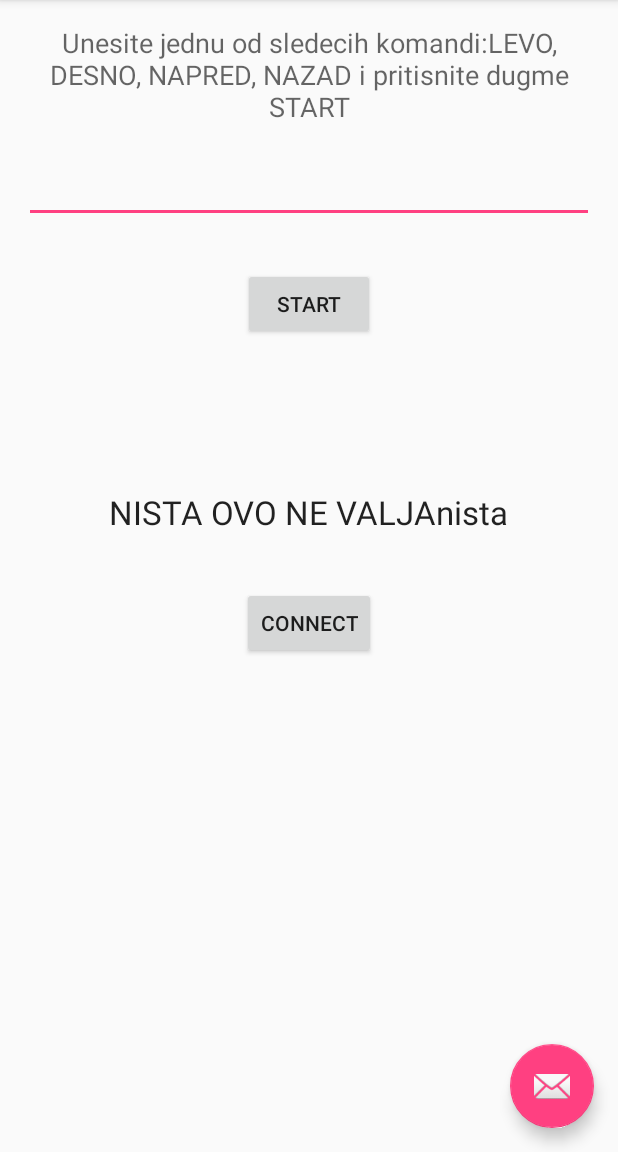
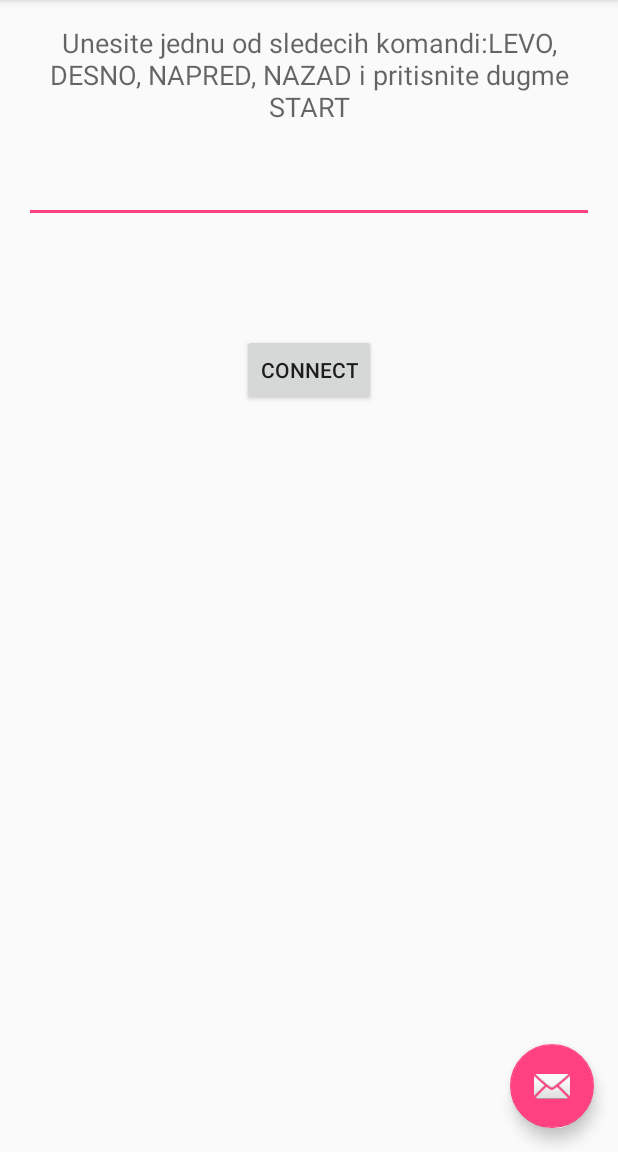
Before and after one commit to rpk-red/Training, an Android app: the screen it shows after launch (MainActivity), in the options menu, after a tap on "Settings", on a phone screen of 412 x 824 dp, the part 84-1236 px from its top. Run offline under Robolectric (Android 15) with nearby library versions, the light colour scheme and no system bars.

Commit message:
izbacen start, sredjen connect btn, resena orjentacija.

```diff
--- a/app/src/main/AndroidManifest.xml
+++ b/app/src/main/AndroidManifest.xml
@@ -22,7 +22,8 @@
         <activity
             android:name=".MainActivity"
             android:label="@string/app_name"
-            android:theme="@style/AppTheme.NoActionBar">
+            android:theme="@style/AppTheme.NoActionBar"
+            android:configChanges="orientation|screenSize">
             <intent-filter>
                 <action android:name="android.intent.action.MAIN" />
 
--- a/app/src/main/java/home/pocetak/DeviceList.java
+++ b/app/src/main/java/home/pocetak/DeviceList.java
@@ -145,7 +145,6 @@ public class DeviceList extends AppCompatActivity implements AdapterView.OnItemC
         if (listAdapter.getItem(position).contains("Paired")) {
 
             MainActivity.selectedDevice = devices.get(position);
-            MainActivity.flag = 1;
             finish();
 
         } else {
--- a/app/src/main/java/home/pocetak/MainActivity.java
+++ b/app/src/main/java/home/pocetak/MainActivity.java
@@ -4,12 +4,14 @@ import android.bluetooth.BluetoothAdapter;
 import android.bluetooth.BluetoothDevice;
 import android.bluetooth.BluetoothSocket;
 import android.content.Intent;
+import android.content.res.Configuration;
 import android.os.Bundle;
 import android.os.Handler;
 import android.os.Message;
 import android.support.v7.app.AppCompatActivity;
 import android.support.v7.widget.Toolbar;
 import android.util.Log;
+import android.view.KeyEvent;
 import android.view.View;
 import android.view.Menu;
 import android.view.MenuItem;
@@ -23,65 +25,49 @@ import java.io.InputStream;
 import java.io.OutputStream;
 import java.util.UUID;
 
-public class MainActivity extends AppCompatActivity {
+public class MainActivity extends AppCompatActivity implements View.OnKeyListener {
     private static final int REQUEST_ENABLE_BT = 2;
     private static final UUID MY_UUID = UUID.fromString("00001101-0000-1000-8000-00805F9B34FB");
     private static final int MESSAGE_READ = 1;
     private static final int SUCCESS_CONNECTED = 0;
+    private static final int TYPED_IN = 2;
     private Handler handler;
     static Intent btIntent;
     static EditText unesi;
     static TextView ispisi;
     Button connectBtn;
-    Button disconnectBtn;
     private static final String LOG_TAG = "MainActivity";
     static BluetoothAdapter adapterBT;
     static BluetoothDevice selectedDevice;
     private ConnectThread connect;
     private ConnectedThread connected;
-    String uneto = "LEVO";
-    String vraceno = "nista";
-    static int flag =0;
+    String uneto = "";
+    String vraceno = "";
+    private int flag =0;
 
     @Override
     protected void onCreate(Bundle savedInstanceState) {
         super.onCreate(savedInstanceState);
         setContentView(R.layout.activity_main);
-
         Log.d(LOG_TAG, "OnCreate");
-
         Toolbar toolbar = (Toolbar) findViewById(R.id.toolbar);
         setSupportActionBar(toolbar);
-        if(flag == 1) {
-            flag = 0;
-            startConnect();
-        }
         checkBT();
         Init();
-        Button button = (Button) findViewById(R.id.buttonStart);
-        button.setOnClickListener(new View.OnClickListener() {
+        handler = new Handler(new Handler.Callback() {
             @Override
-            public void onClick(View view) {
-                sortiranje();
-                Log.d(LOG_TAG, "OnClick");
-            }
-        });
+            public boolean handleMessage(Message msg) {
 
-        handler = new Handler(){
-
-            @Override
-            public void handleMessage(Message msg) {
-                super.handleMessage(msg);
-                disconnectBtn.setVisibility(View.VISIBLE);
-                connectBtn.setVisibility(View.GONE);
+                connectBtn.setText(R.string.disconnect_btn);
                 switch (msg.what) {
 
                     case SUCCESS_CONNECTED:
                         connected = new ConnectedThread((BluetoothSocket) msg.obj);
                         connected.start();
-                            Toast.makeText(MainActivity.this, "UPISAO JE OVO: " + uneto, Toast.LENGTH_LONG).show();
                         try {
                             connected.write(uneto.getBytes());
+                            sortiranje();
+                            Toast.makeText(MainActivity.this, "UPISAO JE: " + uneto, Toast.LENGTH_LONG).show();
                         } catch (Exception e) {
                             Log.d(LOG_TAG, "Connect exception" + e.getMessage());
                         }
@@ -92,12 +78,55 @@ public class MainActivity extends AppCompatActivity {
                         vraceno = readBuffer.toString();
                         Toast.makeText(getApplicationContext(),"citas: " + vraceno, Toast.LENGTH_LONG).show();
                         break;
+
+                    case TYPED_IN:
+                        String a = (String) msg.obj;
+                        connected.start();
+                        connected.write(a.getBytes());
+                        sortiranje();
+                        Toast.makeText(MainActivity.this, "UPISAO JE: " + a, Toast.LENGTH_LONG).show();
+                        break;
                 }
-
+                return false;
             }
-        };
+        });
 
 
+//            @Override
+//            public void handleMessage(Message msg) {
+//                super.handleMessage(msg);
+//                    connectBtn.setText(R.string.disconnect_btn);
+//                    switch (msg.what) {
+//
+//                        case SUCCESS_CONNECTED:
+//                            connected = new ConnectedThread((BluetoothSocket) msg.obj);
+//                            connected.start();
+//                            try {
+//                                connected.write(uneto.getBytes());
+//                                sortiranje();
+//                                Toast.makeText(MainActivity.this, "UPISAO JE: " + uneto, Toast.LENGTH_LONG).show();
+//                            } catch (Exception e) {
+//                                Log.d(LOG_TAG, "Connect exception" + e.getMessage());
+//                            }
+//                        break;
+//
+//                        case MESSAGE_READ:
+//                            byte[] readBuffer = (byte[]) msg.obj;
+//                            vraceno = readBuffer.toString();
+//                            Toast.makeText(getApplicationContext(),"citas: " + vraceno, Toast.LENGTH_LONG).show();
+//                            break;
+//
+//                        case TYPED_IN:
+//                            String a = (String) msg.obj;
+//                            connected.start();
+//                            connected.write(a.getBytes());
+//                            sortiranje();
+//                            Toast.makeText(MainActivity.this, "UPISAO JE: " + a, Toast.LENGTH_LONG).show();
+//                            break;
+//                    }
+//
+//            }
+//        };
     }
 
     @Override
@@ -129,11 +158,15 @@ public class MainActivity extends AppCompatActivity {
     @Override
     protected void onResume() {
         super.onResume();
+      //  if (flag == 0) {
             startConnect();
+       // }
+        Log.d(LOG_TAG, "onResume");
     }
 
     private void startConnect() {
         if(selectedDevice != null){
+            flag = 1;
             connect = new ConnectThread(selectedDevice);
             connect.start();
         }
@@ -142,33 +175,33 @@ public class MainActivity extends AppCompatActivity {
 
     public void sortiranje()
     {
-        unesi = (EditText) findViewById(R.id.text2unesi);
-        ispisi = (TextView) findViewById(R.id.text3);
-        uneto = unesi.getText().toString();
+//        unesi = (EditText) findViewById(R.id.text2unesi);
+//        ispisi = (TextView) findViewById(R.id.text3);
+//        uneto = unesi.getText().toString();
 
         if(uneto.equalsIgnoreCase("NAPRED")) {
 
-            ispisi.setText("IDEM NAPRED" + vraceno);
+            ispisi.setText("IDEM NAPRED " + "vraceno je: " + vraceno + "uneto je: " + uneto);
 
         }
         else if (uneto.equalsIgnoreCase("NAZAD")) {
 
-            ispisi.setText("IDEM NAZAD"  + vraceno);
+            ispisi.setText("IDEM NAZAD " + "vraceno je: "   + vraceno + "uneto je: " + uneto);
 
     }
         else if (uneto.equalsIgnoreCase("LEVO")) {
 
-            ispisi.setText("IDEM LEVO " + vraceno);
+            ispisi.setText("IDEM LEVO " + "vraceno je: "  + vraceno + "uneto je: " + uneto);
 
     }
         else if (uneto.equalsIgnoreCase("DESNO")){
 
-            ispisi.setText("IDEM DESNO"  + vraceno);
+            ispisi.setText("IDEM DESNO " + "vraceno je: "   + vraceno + "uneto je: " + uneto);
 
     }
         else{
 
-            ispisi.setText("NISTA OVO NE VALJA"  + vraceno);
+            ispisi.setText("NISTA OVO NE VALJA " + "vraceno je: "   + vraceno + "uneto je: " + uneto);
     }
     }
 
@@ -177,15 +210,17 @@ public class MainActivity extends AppCompatActivity {
 
         if(view.getId() == R.id.btnConnect) {
 
+            if(connectBtn.getText().toString().equalsIgnoreCase("connect") ){
                 btIntent = new Intent(this, DeviceList.class);
                 startActivity(btIntent);
             }
-        if(view.getId() == R.id.btnDisconnect){
+            else if(connectBtn.getText().toString().equalsIgnoreCase("disconnect")){
                 connected.cancel();
                 connect.cancel();
-            connectBtn.setVisibility(View.VISIBLE);
-            disconnectBtn.setVisibility(View.GONE);
+                flag = 0;
+                connectBtn.setText(R.string.connect_btn);
                 Toast.makeText(MainActivity.this, "You are now disconnected!", Toast.LENGTH_SHORT).show();
+            }
         }
     }
 
@@ -193,8 +228,9 @@ public class MainActivity extends AppCompatActivity {
     {
         selectedDevice = null;
         connectBtn = (Button) findViewById(R.id.btnConnect);
-        disconnectBtn = (Button) findViewById(R.id.btnDisconnect);
-        disconnectBtn.setVisibility(View.GONE);
+        unesi = (EditText) findViewById(R.id.text2unesi);
+        ispisi = (TextView) findViewById(R.id.text3);
+        unesi.setOnKeyListener(this);
     }
 //    public void mangeConnection(){
 //
@@ -251,6 +287,15 @@ public class MainActivity extends AppCompatActivity {
 
     }
 
+    @Override
+    public boolean onKey(View v, int keyCode, KeyEvent event) {
+
+       if (event.getKeyCode() == KeyEvent.FLAG_EDITOR_ACTION || flag == 1){
+            handler.obtainMessage(TYPED_IN, uneto);
+        }
+        return false;
+    }
+
     private class ConnectThread extends Thread {
 
         private final BluetoothSocket mmSocket;
@@ -264,7 +309,7 @@ public class MainActivity extends AppCompatActivity {
             try {
                 tmp_socket = device.createRfcommSocketToServiceRecord(MY_UUID);
             } catch (IOException e) {
-                Log.v(LOG_TAG, "GRESKA OVDE");
+                Log.v(LOG_TAG, "GRESKA kod uspostavljanja socket-a u ConnectThread-u.");
             }
 
             mmSocket = tmp_socket;
@@ -276,13 +321,13 @@ public class MainActivity extends AppCompatActivity {
             adapterBT.cancelDiscovery();
             try {
                 mmSocket.connect();
-                Log.d(LOG_TAG, "VALJA ZA SADA");
+                Log.d(LOG_TAG, "VALJA ZA SADA, odradio sam mmSocet.connect");
             } catch (Exception e) {
 
                 try {
                     mmSocket.close();
                 } catch (IOException closeException) {
-                    Log.v(LOG_TAG, "NEVALJA");
+                    Log.v(LOG_TAG, "NEVALJA, nisam odradio mmSocket.connect");
                 }
 
             }
@@ -296,7 +341,7 @@ public class MainActivity extends AppCompatActivity {
             });
 
             handler.obtainMessage(SUCCESS_CONNECTED, mmSocket).sendToTarget();
-            Log.d(LOG_TAG,"STIGAO SAM DOVDE");
+            Log.d(LOG_TAG,"Odradio sam handler.obtainMsg u ConnectThread-u");
 
         }
 
@@ -304,6 +349,7 @@ public class MainActivity extends AppCompatActivity {
             try {
                 mmSocket.close();
             } catch (IOException e) {
+                Log.d(LOG_TAG, "Nije uspeo da zatvori mmSocet u ConnectThread-u. ");
             }
         }
     }
@@ -373,11 +419,7 @@ public class MainActivity extends AppCompatActivity {
     @Override
     protected void onStop() {
         super.onStop();
-    }
-
-    @Override
-    protected void onPause() {
-        super.onPause();
+        Log.d(LOG_TAG, "onStop");
     }
 
     @Override
@@ -388,22 +430,36 @@ public class MainActivity extends AppCompatActivity {
     @Override
     protected void onDestroy() {
         super.onDestroy();
+        Log.d(LOG_TAG, "onDestroy");
     }
 
     @Override
     protected void onRestart() {
         super.onRestart();
+        Log.d(LOG_TAG, "onRestart");
 
     }
 
+//    @Override
+//    protected void onSaveInstanceState(Bundle outState) {
+//        super.onSaveInstanceState(outState);
+//        outState.putString("str", connectBtn.getText().toString());
+//    }
+
+//    @Override
+//    protected void onRestoreInstanceState(Bundle savedInstanceState) {
+//        super.onRestoreInstanceState(savedInstanceState);
+//        connectBtn.setText(savedInstanceState.getString("str"));
+//   }
+
     @Override
-    protected void onSaveInstanceState(Bundle outState) {
-        super.onSaveInstanceState(outState);
+    public void onConfigurationChanged(Configuration newConfig) {
+        super.onConfigurationChanged(newConfig);
 
-        connectBtn.getVisibility();
-        disconnectBtn.getVisibility();
-
-
-
+        if (newConfig.orientation == Configuration.ORIENTATION_LANDSCAPE) {
+            Log.e(LOG_TAG, "ORIENTATION_LANDSCAPE");
+        } else if (newConfig.orientation == Configuration.ORIENTATION_PORTRAIT) {
+            Log.e(LOG_TAG, "ORIENTATION_PORTRAIT");
         }
     }
+}
--- a/app/src/main/res/layout/content_main.xml
+++ b/app/src/main/res/layout/content_main.xml
@@ -32,24 +32,16 @@
         android:gravity="center_horizontal"
         android:inputType="text" />
 
-    <Button
-        android:id="@+id/buttonStart"
-        android:layout_width="wrap_content"
-        android:layout_height="wrap_content"
-        android:layout_below="@+id/text2unesi"
-        android:layout_centerHorizontal="true"
-        android:layout_marginTop="30dp"
-        android:text="@string/textDugme"/>
-       <!--android:onClick="startClickHandler"-->
+    <!--android:onClick="startClickHandler"-->
 
 
     <TextView
         android:id="@+id/text3"
         android:layout_width="wrap_content"
         android:layout_height="wrap_content"
-        android:layout_below="@+id/buttonStart"
+        android:layout_below="@+id/text1"
         android:layout_centerHorizontal="true"
-        android:layout_marginTop="100dp"
+        android:layout_marginTop="80dp"
         android:text="@string/textIspis"
         android:textAppearance="?android:attr/textAppearanceLarge" />
 
@@ -61,17 +53,7 @@
         android:onClick="btnClickHandler"
         android:layout_below="@+id/text3"
         android:layout_centerHorizontal="true"
-        android:layout_marginTop="35dp"/>
-
-    <Button
-        android:layout_width="wrap_content"
-        android:layout_height="wrap_content"
-        android:text="@string/disconnect_btn"
-        android:id="@+id/btnDisconnect"
-        android:layout_centerHorizontal="true"
-        android:layout_below="@+id/text3"
-        android:layout_marginTop="35dp"
-        android:onClick="btnClickHandler"/>
+        android:layout_marginTop="30dp"/>
 
 
 </RelativeLayout>
--- a/app/src/main/res/values/strings.xml
+++ b/app/src/main/res/values/strings.xml
@@ -3,10 +3,8 @@
     <string name="app_nameList">Bluetooth</string>
     <string name="action_settings">Settings</string>
     <string name="textUput">Unesite jednu od sledecih komandi:LEVO, DESNO, NAPRED, NAZAD i pritisnite dugme START</string>
-    <string name="textDugme">START</string>
-    <string name="textIspis"></string>
-    <string name="btnConnect">Connect</string>
+    <string name="textIspis"> </string>
     <string name="connect_btn">Connect</string>
     <string name="txtDevices">Paired Devices</string>
-    <string name="disconnect_btn">DISCONNECT</string>
+    <string name="disconnect_btn">Disconnect</string>
 </resources>
```
Lines whose indentation alone changed are shown as unchanged.
